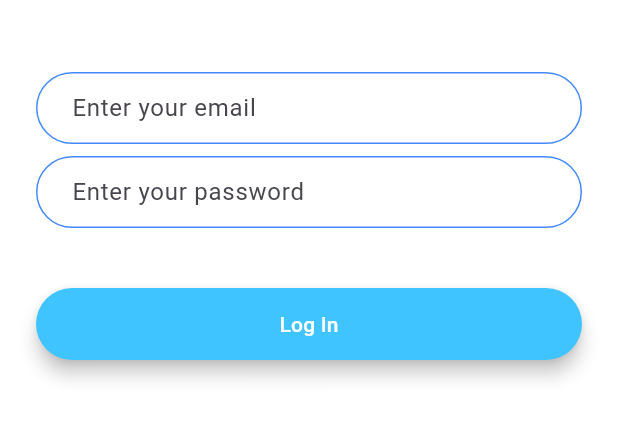
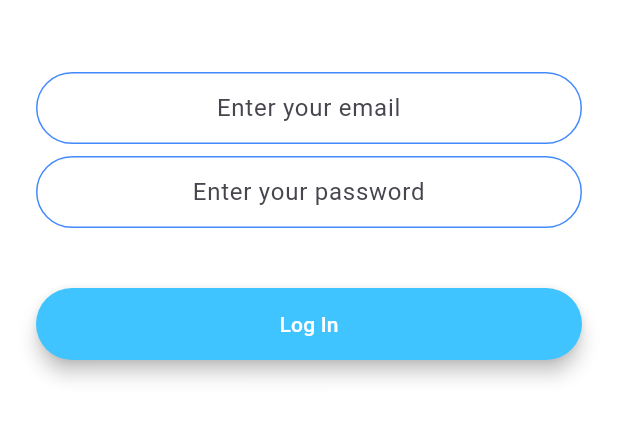
Before and after one commit to pranaypatel512/flash_chat_flutter, a Flutter app: the screen it shows after launch, after a tap on "Log In", on a phone screen of 412 x 824 dp, the part 576-1018 px from its top. Run offline on Flutter 3.47's test engine with Material 2 defaults, Android fonts, the phone set to English and light mode, and no system bars; our stand-ins replace animated_text_kit, firebase_auth; accounts and stored records are empty.

Commit message:
refactor login sign up screen

```diff
--- a/lib/screens/login_screen.dart
+++ b/lib/screens/login_screen.dart
@@ -30,19 +30,25 @@ class _LoginScreenState extends State<LoginScreen> {
               height: 48.0,
             ),
             TextField(
+               keyboardType: TextInputType.emailAddress,
+                textAlign: TextAlign.center,
               onChanged: (value) {
                 //Do something with the user input.
               },
-              decoration: kTextFieldDecoration.copyWith(hintText: 'Enter your email'),
+              decoration:
+                  kTextFieldDecoration.copyWith(hintText: 'Enter your email'),
             ),
             SizedBox(
               height: 8.0,
             ),
             TextField(
-              onChanged: (value) {
-                //Do something with the user input.
-              },
-              decoration: kTextFieldDecoration.copyWith(hintText: 'Enter your password')),
+                obscureText: true,
+                textAlign: TextAlign.center,
+                onChanged: (value) {
+                  //Do something with the user input.
+                },
+                decoration: kTextFieldDecoration.copyWith(
+                    hintText: 'Enter your password')),
             SizedBox(
               height: 24.0,
             ),
--- a/lib/screens/registration_screen.dart
+++ b/lib/screens/registration_screen.dart
@@ -2,6 +2,7 @@ import 'package:flutter/material.dart';
 
 import '../constants.dart';
 import 'primary_button.dart';
+import 'package:firebase_auth/firebase_auth.dart';
 
 class RegistrationScreen extends StatefulWidget {
   static const String id = 'registration_screen';
```
